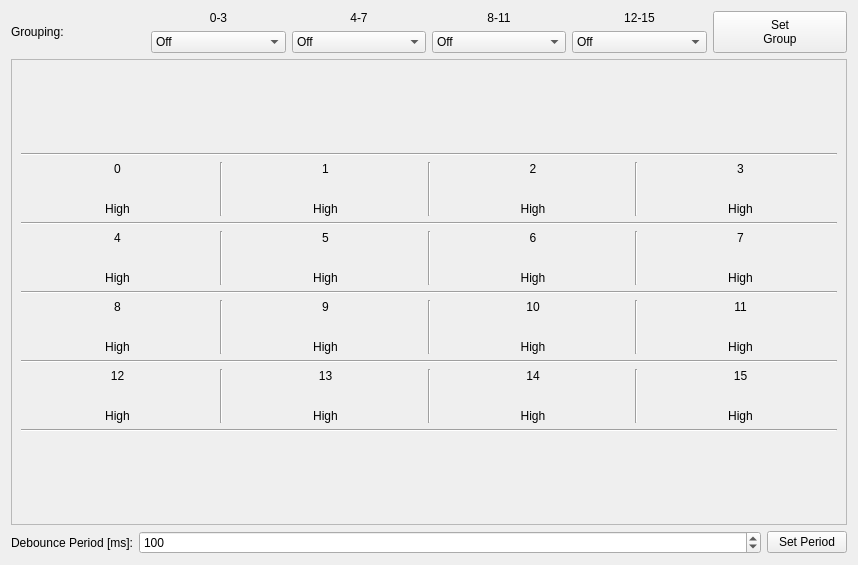
Qt form src/brickv/plugin_system/plugins/industrial_digital_in_4/ui/industrial_digital_in_4.ui (Tinkerforge/brickv) before a commit.
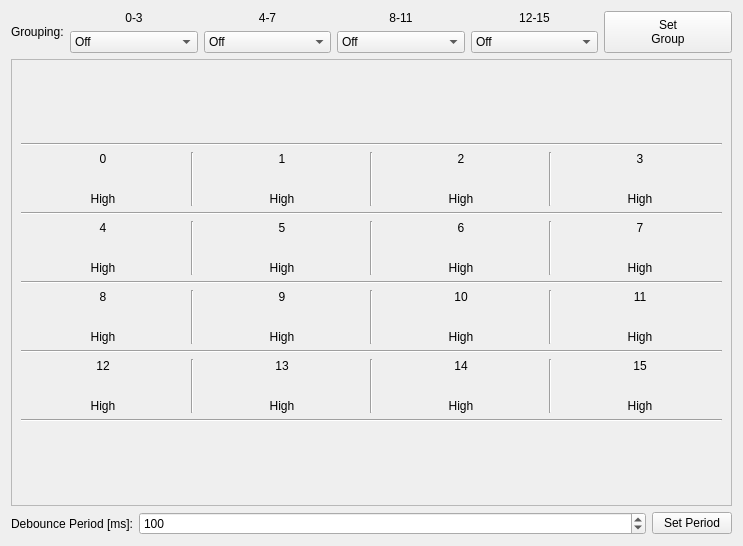
The same form after that commit.

The edit to the form file:
```diff
--- a/src/brickv/plugin_system/plugins/industrial_digital_in_4/ui/industrial_digital_in_4.ui
+++ b/src/brickv/plugin_system/plugins/industrial_digital_in_4/ui/industrial_digital_in_4.ui
@@ -6,8 +6,8 @@
    <rect>
     <x>0</x>
     <y>0</y>
-    <width>858</width>
-    <height>565</height>
+    <width>743</width>
+    <height>546</height>
    </rect>
   </property>
   <property name="windowTitle">
@@ -18,6 +18,12 @@
     <layout class="QHBoxLayout" name="horizontalLayout_2">
      <item>
       <widget class="QLabel" name="label">
+       <property name="sizePolicy">
+        <sizepolicy hsizetype="Fixed" vsizetype="Preferred">
+         <horstretch>0</horstretch>
+         <verstretch>0</verstretch>
+        </sizepolicy>
+       </property>
        <property name="text">
         <string>Grouping:</string>
        </property>
@@ -221,8 +227,8 @@
        <rect>
         <x>0</x>
         <y>0</y>
-        <width>838</width>
-        <height>450</height>
+        <width>723</width>
+        <height>431</height>
        </rect>
       </property>
       <layout class="QVBoxLayout" name="verticalLayout_22">
```
